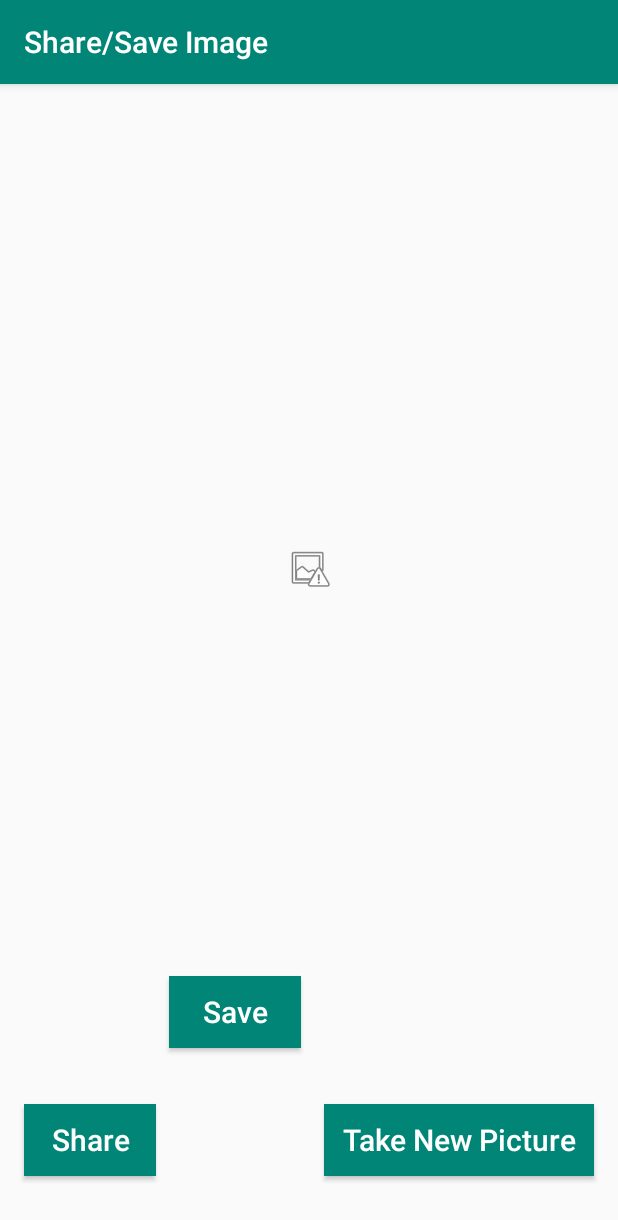
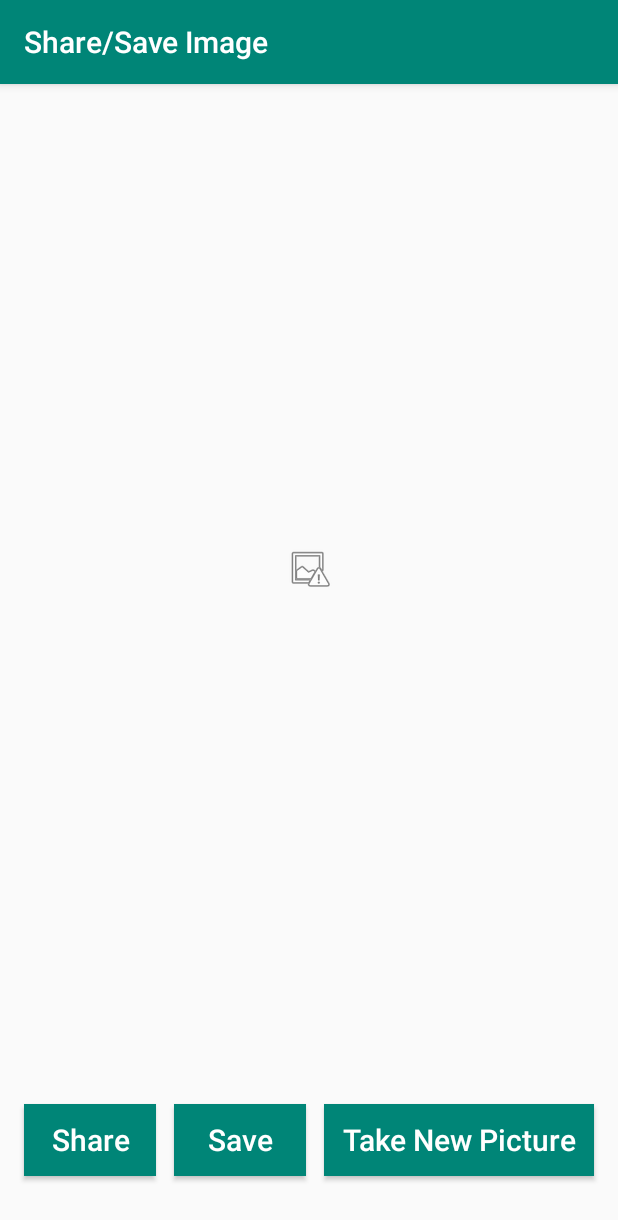
Before and after one commit to victorbadoual/ICHack19, an Android app: the SaveActivity screen opened directly, with no data from a screen before it, on a phone screen of 412 x 824 dp. Shown: the top 1220 px of the screen. Run offline under Robolectric (Android 15) with nearby library versions, the phone set to English and light mode, and no system bars; 3 statements that could not run were skipped.

Commit message:
Modify button layout in save/share page

```diff
--- a/FakeBlock App/app/src/main/res/layout/content_save.xml
+++ b/FakeBlock App/app/src/main/res/layout/content_save.xml
@@ -41,20 +41,14 @@
         android:id="@+id/save"
         android:layout_width="wrap_content"
         android:layout_height="wrap_content"
-        android:layout_marginStart="8dp"
-        android:layout_marginTop="584dp"
-        android:layout_marginEnd="15dp"
-        android:layout_marginBottom="8dp"
+        android:layout_marginStart="116dp"
+        android:layout_marginBottom="40dp"
         android:background="@color/colorPrimary"
         android:text="@string/save"
         android:textAppearance="@android:style/TextAppearance.Material.Widget.Toolbar.Title"
         android:textColor="@android:color/white"
         app:layout_constraintBottom_toBottomOf="parent"
-        app:layout_constraintEnd_toStartOf="@+id/newPic"
-        app:layout_constraintHorizontal_bias="1.0"
-        app:layout_constraintStart_toEndOf="@+id/share"
-        app:layout_constraintTop_toTopOf="parent"
-        app:layout_constraintVertical_bias="0.085" />
+        app:layout_constraintStart_toStartOf="parent" />
 
     <Button
         android:id="@+id/share"
```
